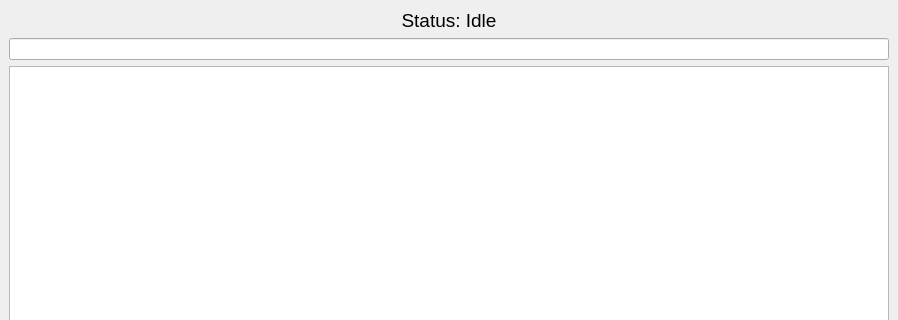
Qt form QtSearch.ui (DiplomateProgrammer/QtSearch) before a commit; both pictures show x 0 to 898 and y 0 to 320 of the 898 by 690 pixel window.
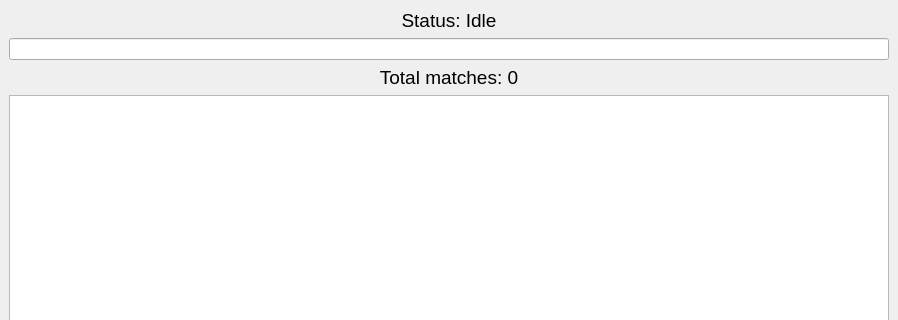
The same form after that commit.

What changed in the file:
```diff
--- a/QtSearch.ui
+++ b/QtSearch.ui
@@ -34,7 +34,26 @@
      <widget class="QLineEdit" name="lineEdit"/>
     </item>
     <item>
-     <widget class="QTextEdit" name="textEdit"/>
+     <widget class="QLabel" name="labelMatches">
+      <property name="font">
+       <font>
+        <pointsize>14</pointsize>
+       </font>
+      </property>
+      <property name="text">
+       <string>Total matches: 0</string>
+      </property>
+      <property name="alignment">
+       <set>Qt::AlignCenter</set>
+      </property>
+     </widget>
+    </item>
+    <item>
+     <widget class="QTextEdit" name="textEdit">
+      <property name="readOnly">
+       <bool>true</bool>
+      </property>
+     </widget>
     </item>
    </layout>
   </widget>
```
